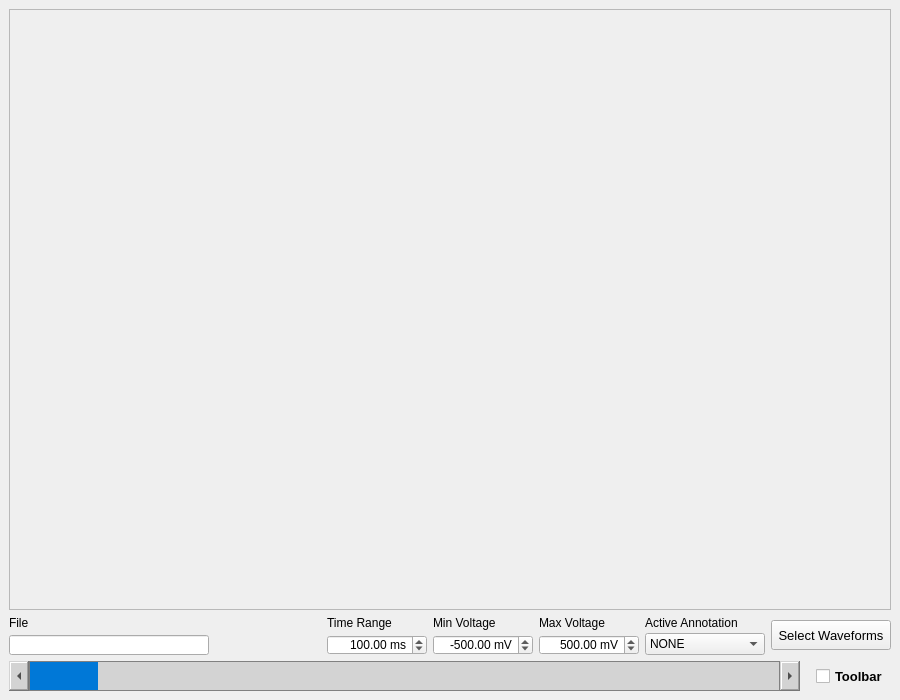
saptera/parus, file parus/gui/desg_resver.ui: the form before one commit.
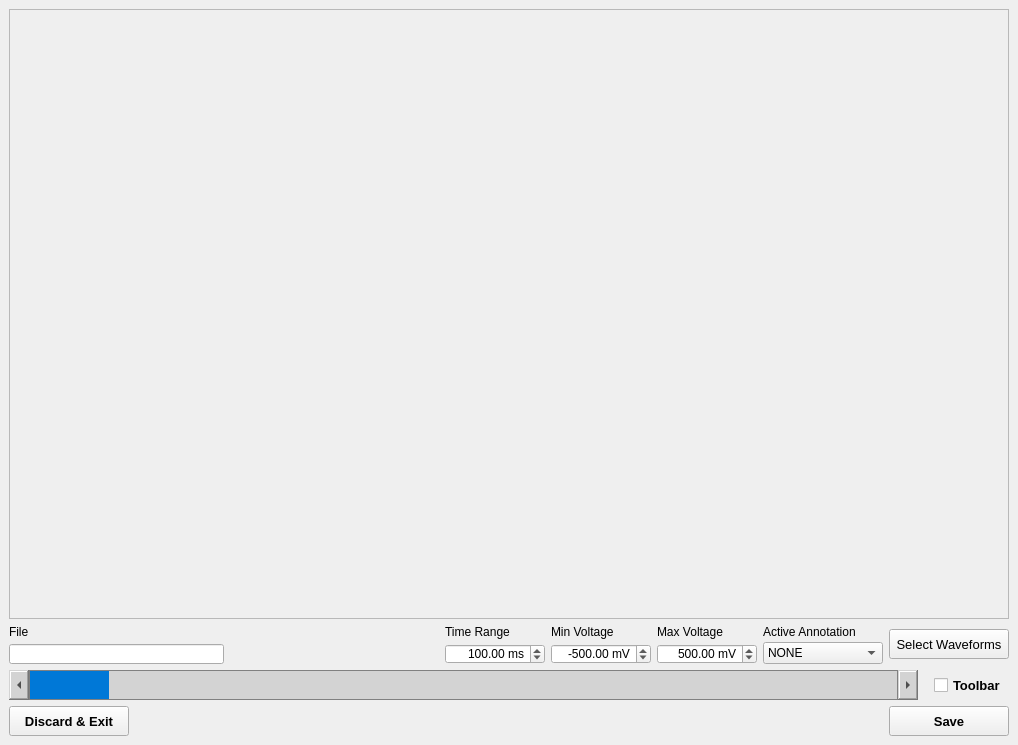
The form after the commit.

Commit message: [MAJOR] Manual spike position correction and result saving GUI

```diff
--- a/parus/gui/desg_resver.ui
+++ b/parus/gui/desg_resver.ui
@@ -6,8 +6,8 @@
    <rect>
     <x>0</x>
     <y>0</y>
-    <width>900</width>
-    <height>700</height>
+    <width>1018</width>
+    <height>745</height>
    </rect>
   </property>
   <property name="windowTitle">
@@ -25,8 +25,8 @@
       </property>
       <property name="minimumSize">
        <size>
-        <width>840</width>
-        <height>480</height>
+        <width>1000</width>
+        <height>600</height>
        </size>
       </property>
       <property name="frameShape">
@@ -428,6 +428,79 @@
       </item>
      </layout>
     </item>
+    <item>
+     <layout class="QHBoxLayout" name="corExLayout">
+      <item>
+       <widget class="QPushButton" name="cxDiscardButton">
+        <property name="minimumSize">
+         <size>
+          <width>120</width>
+          <height>30</height>
+         </size>
+        </property>
+        <property name="maximumSize">
+         <size>
+          <width>120</width>
+          <height>30</height>
+         </size>
+        </property>
+        <property name="font">
+         <font>
+          <pointsize>10</pointsize>
+          <bold>true</bold>
+         </font>
+        </property>
+        <property name="toolTip">
+         <string>Select displaying channel(s)</string>
+        </property>
+        <property name="text">
+         <string>Discard &amp;&amp; Exit</string>
+        </property>
+       </widget>
+      </item>
+      <item>
+       <spacer name="cxModeSpacerA">
+        <property name="orientation">
+         <enum>Qt::Orientation::Horizontal</enum>
+        </property>
+        <property name="sizeHint" stdset="0">
+         <size>
+          <width>40</width>
+          <height>20</height>
+         </size>
+        </property>
+       </spacer>
+      </item>
+      <item>
+       <widget class="QPushButton" name="cxSaveButton">
+        <property name="minimumSize">
+         <size>
+          <width>120</width>
+          <height>30</height>
+         </size>
+        </property>
+        <property name="maximumSize">
+         <size>
+          <width>120</width>
+          <height>30</height>
+         </size>
+        </property>
+        <property name="font">
+         <font>
+          <pointsize>10</pointsize>
+          <bold>true</bold>
+         </font>
+        </property>
+        <property name="toolTip">
+         <string>Select displaying channel(s)</string>
+        </property>
+        <property name="text">
+         <string>Save</string>
+        </property>
+       </widget>
+      </item>
+     </layout>
+    </item>
    </layout>
   </widget>
  </widget>
```
Left out of the diff: 2 changed lines with no effect on the pictures. The commit also changes 3 other files.
